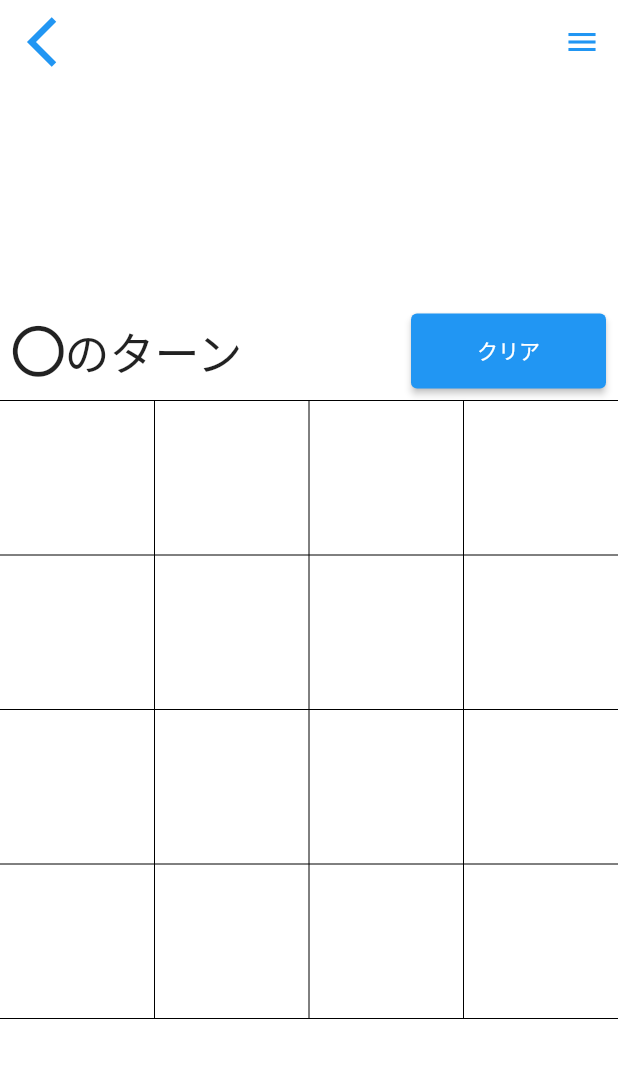
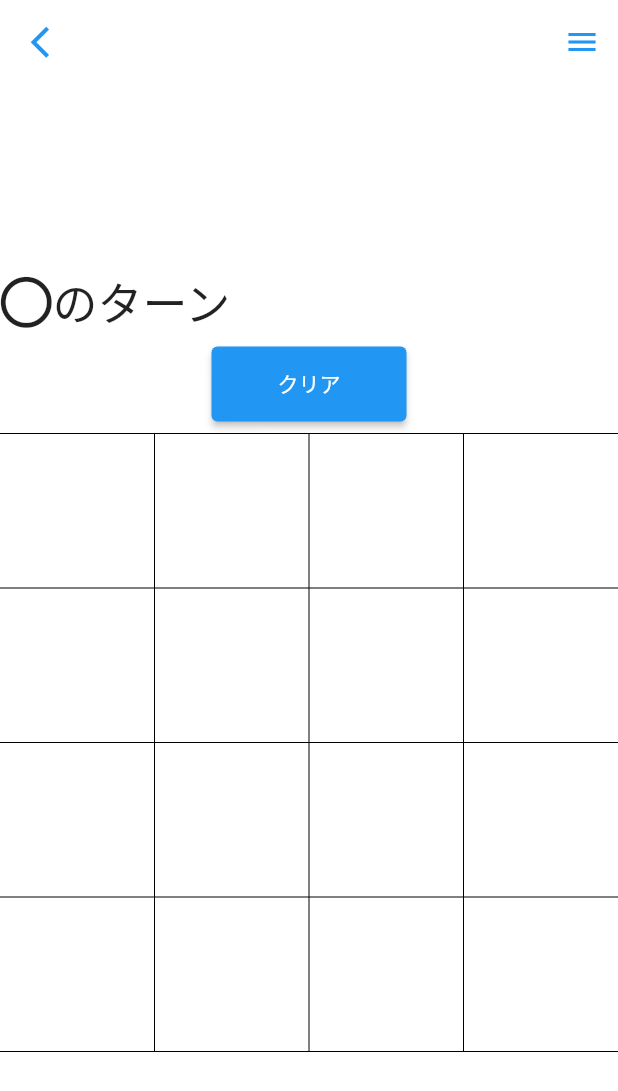
Before and after one commit to iseruuuuu/marubatu_app, a Flutter app: the CPUHomePage screen opened directly, on a phone screen of 412 x 824 dp. Shown: the top 1091 px of the screen. Run offline on Flutter 3.47's test engine with Material 2 defaults, Android fonts, the phone set to English and light mode, and no system bars; our stand-ins replace font_awesome_flutter.

Commit message:
位置を変更

```diff
--- a/lib/cpu_marubatu.dart
+++ b/lib/cpu_marubatu.dart
@@ -83,7 +83,7 @@ class _CPUHomePageState extends State<CPUHomePage> {
             icon: const Icon(
               Icons.arrow_back_ios,
               color: Colors.blue,
-              size: 40,
+              size: 25,
             ),
             onPressed: () {
               Navigator.pop(context);
@@ -105,7 +105,7 @@ class _CPUHomePageState extends State<CPUHomePage> {
                       child: Text(
                         '勝ち手一覧',
                         style: TextStyle(
-                          fontSize: 20,
+                          fontSize: 25,
                         ),
                       ),
                     ),
@@ -122,13 +122,10 @@ class _CPUHomePageState extends State<CPUHomePage> {
       body: Column(
         mainAxisAlignment: MainAxisAlignment.center,
         children: [
+          Center(child: buildRow()),
           Padding(
             padding: const EdgeInsets.all(8.0),
-            child: Row(
-              mainAxisAlignment: MainAxisAlignment.spaceBetween,
-              children: [
-                buildRow(),
-                SizedBox(
+            child: SizedBox(
               width: 130,
               height: 50,
               child: ElevatedButton(
@@ -142,8 +139,6 @@ class _CPUHomePageState extends State<CPUHomePage> {
                   });
                 },
               ),
-                ),
-              ],
             ),
           ),
           buildColumn(),
@@ -216,13 +211,10 @@ class _CPUHomePageState extends State<CPUHomePage> {
           Expanded(
             child: InkWell(
               onTap: gameStatus == GameStatus.play
-                  ? () {
+                  ? () async {
                 if (statusList[_index] == PieceStatus.none) {
                   statusList[_index] = PieceStatus.circle;
-                        confirmResult();
                   turnOfCircle = !turnOfCircle;
-                        confirmResult();
-                        //TODO ここは少し時間を立ってから入れたい。
                   while (true) {
                     var rng = Random();
                     var tap = rng.nextInt(16);
@@ -232,11 +224,13 @@ class _CPUHomePageState extends State<CPUHomePage> {
                     }
                     tap = rng.nextInt(16);
                   }
+                  // confirmResult();
+                  turnOfCircle = !turnOfCircle;
+
+                }
+                setState(() {
                   confirmResult();
-                        turnOfCircle = !turnOfCircle;
-                        confirmResult();
-                      }
-                      setState(() {});
+                });
               }
                   : null,
               child: AspectRatio(
@@ -306,6 +300,7 @@ class _CPUHomePageState extends State<CPUHomePage> {
   }
 
   void confirmResult() {
+    print(turnOfCircle);
     if (!statusList.contains(PieceStatus.none)) {
       gameStatus = GameStatus.draw;
     }
```
Lines whose indentation alone changed are shown as unchanged.
